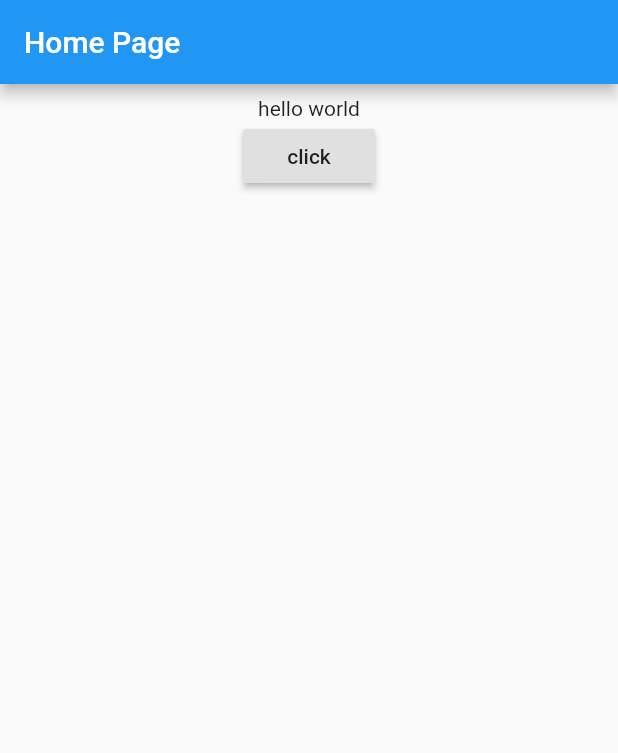
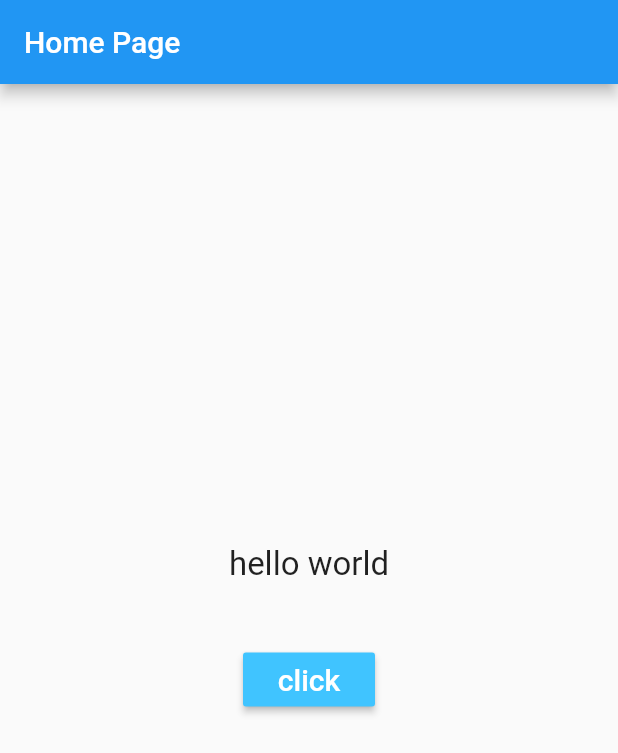
Before and after one commit to cristianfchq/flutter_example_state, a Flutter app: the screen it shows after launch, on a phone screen of 412 x 824 dp. Shown: the top 753 px of the screen. Run offline on Flutter 3.47's test engine with Material 2 defaults, Android fonts, the phone set to English and light mode, and no system bars.

Commit message:
added color and style

```diff
--- a/lib/main.dart
+++ b/lib/main.dart
@@ -22,14 +22,13 @@ class HomePage extends StatefulWidget {
 }
 
 class _HomePageState extends State<HomePage> {
-
   String mytext = "hello world";
 
   void _changeText() {
     setState(() {
-      if(mytext.startsWith("h")){
+      if (mytext.startsWith("h")) {
         mytext = "welcome to my app";
-      }else{
+      } else {
         mytext = "hello world";
       }
     });
@@ -40,13 +39,30 @@ class _HomePageState extends State<HomePage> {
       padding: const EdgeInsets.all(8.0),
       child: Center(
         child: Column(
+          mainAxisAlignment: MainAxisAlignment.center,
           children: <Widget>[
-            Text(mytext),
-            RaisedButton(
-              child: Text("click"),
-              onPressed: () {
-                _changeText();
-              },
+            Text(
+              mytext,
+              style: TextStyle(
+                fontSize: 22.0,
+              ),
+            ),
+
+            Padding(
+              padding: const EdgeInsets.all(40.0),
+              child: RaisedButton(
+                child: Text(
+                  "click",
+                  style: TextStyle(
+                    color: Colors.white,
+                    fontSize: 20.0,
+                  ),
+                ),
+                onPressed: () {
+                  _changeText();
+                },
+                color: Colors.lightBlueAccent,
+              ),
             ),
           ],
         ),
```
